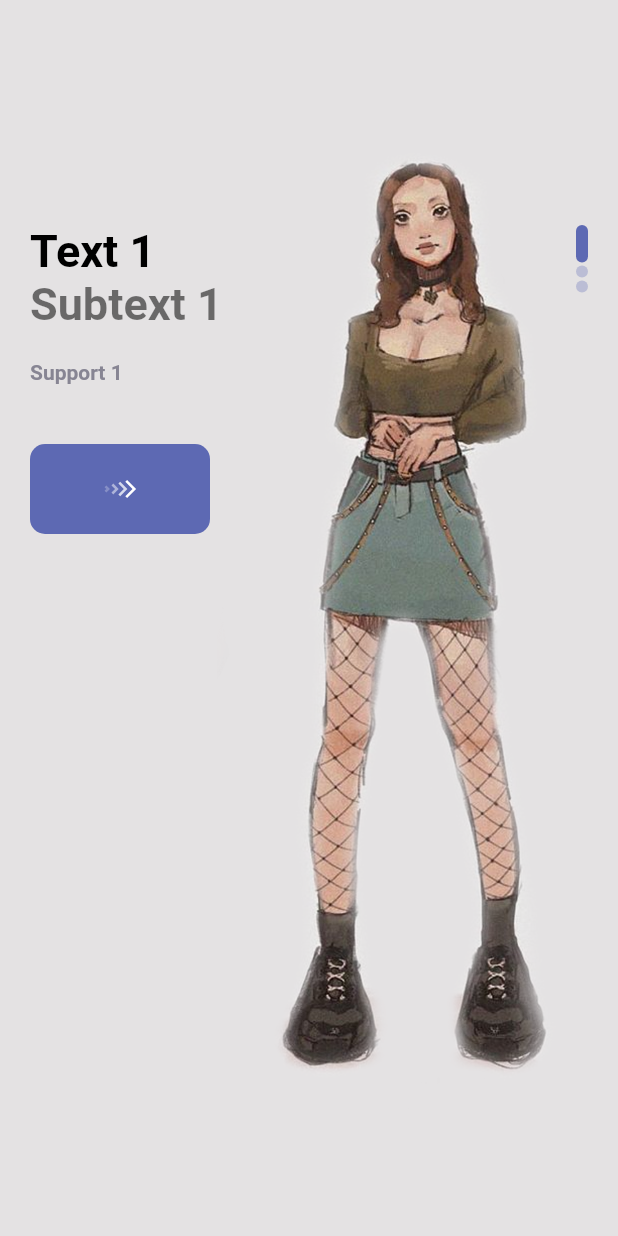
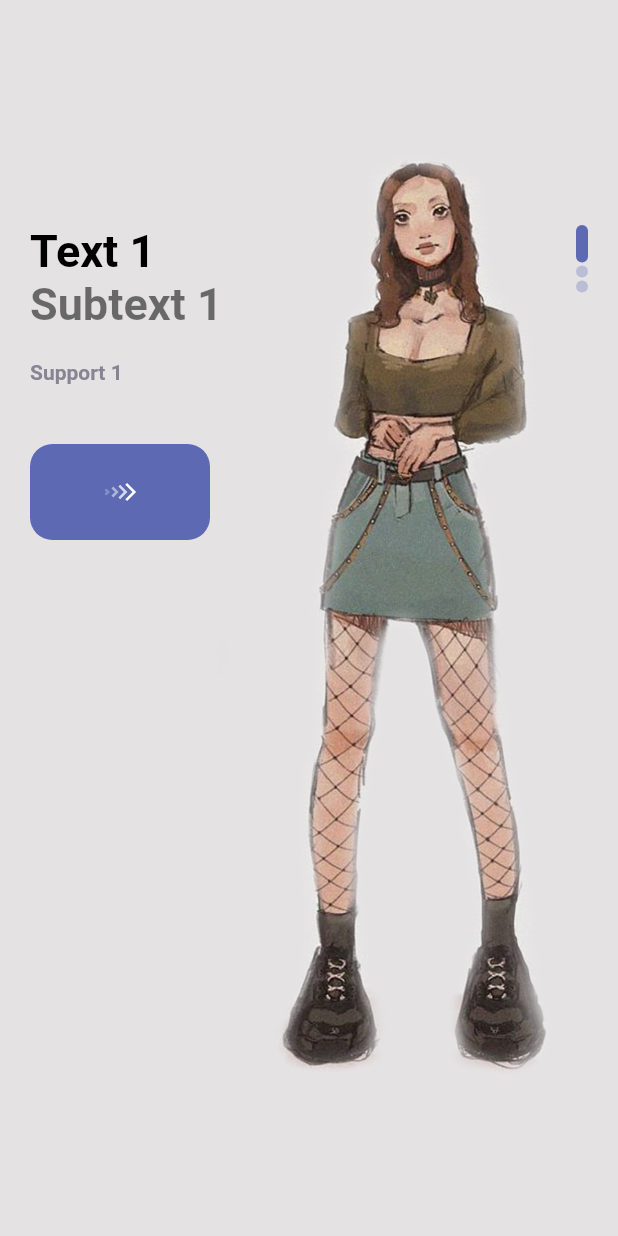
Before and after one commit to RealMcKing/e_commerce_app, a Flutter app: the WelcomePage screen opened directly, on a phone screen of 412 x 824 dp. Run offline on Flutter 3.47's test engine with Material 2 defaults, Android fonts, the phone set to English and light mode, and no system bars; our stand-ins replace flutter_svg.

Commit message:
Editing welcome page

```diff
--- a/lib/page/navpage/bar_item_page.dart
+++ b/lib/page/nav_page/bar_item_page/bar_item_page.dart
@@ -5,8 +5,6 @@ class BarItemPage extends StatelessWidget {
 
   @override
   Widget build(BuildContext context) {
-    return Container(
-      child: Center(child: Text('BarItemPage')),
-    );
+    return const Center(child: Text('Bar Item Page'));
   }
 }
--- a/lib/page/navpage/home_page/widgets/explore_text_widget.dart
+++ b/lib/page/nav_page/home_page/components/widgets/explore_text_widget.dart
@@ -1,8 +1,10 @@
 import 'package:flutter/cupertino.dart';
 import 'package:flutter/material.dart';
 
-import '../../../../colors.dart';
-import '../../../../widgets/app_text.dart';
+import '../../../../../colors.dart';
+import '../../../../../widgets/app_text.dart';
+
+
 
 class ExploreTextWidget extends StatelessWidget {
   List<dynamic> item = [];
--- a/lib/page/navpage/home_page/widgets/explorer_widget.dart
+++ b/lib/page/nav_page/home_page/components/widgets/explorer_widget.dart
@@ -1,8 +1,8 @@
 import 'package:flutter/material.dart';
 
-import '../../../../colors.dart';
-import '../../../../widgets/app_large_text.dart';
-import '../../../../widgets/app_text.dart';
+import '../../../../../colors.dart';
+import '../../../../../widgets/app_large_text.dart';
+import '../../../../../widgets/app_text.dart';
 
 class ExplorerWidget extends StatelessWidget {
   const ExplorerWidget({Key? key}) : super(key: key);
--- a/lib/page/navpage/my_page.dart
+++ b/lib/page/nav_page/my_page/my_page.dart
@@ -5,8 +5,6 @@ class MyPage extends StatelessWidget {
 
   @override
   Widget build(BuildContext context) {
-    return Container(
-      child: Center(child: Text('MyPage')),
-    );
+    return const Center(child: Text('My Page'));
   }
 }
--- a/lib/page/navpage/search_page.dart
+++ b/lib/page/nav_page/search_page/search_page.dart
@@ -5,8 +5,6 @@ class SearchPage extends StatelessWidget {
 
   @override
   Widget build(BuildContext context) {
-    return Container(
-      child: Center(child: Text('SearchPage')),
-    );
+    return const Center(child: Text('Search Page'));
   }
 }
--- a/lib/page/welcome_page/components/body.dart
+++ b/lib/page/welcome_page/components/body.dart
@@ -1,9 +1,10 @@
+import 'package:e_commerce_app/page/welcome_page/components/widgets/indicator_widget.dart';
 import 'package:flutter/cupertino.dart';
 
 import '../../../colors.dart';
 import '../../../widgets/app_large_text.dart';
 import '../../../widgets/app_text.dart';
-import '../../../widgets/responsive_button.dart';
+import 'widgets/button_widget.dart';
 
 class Body extends StatelessWidget {
   List<String> inform = [];
@@ -23,7 +24,7 @@ class Body extends StatelessWidget {
       decoration: BoxDecoration(
         image: DecorationImage(
           fit: BoxFit.cover,
-          image: AssetImage("assets/images/" + inform[0]),
+          image: AssetImage("assets/images/${inform[0]}"),
         ),
       ),
       child: Container(
@@ -38,31 +39,16 @@ class Body extends StatelessWidget {
                 AppText(text: inform[2], size: 30),
                 const SizedBox(height: 20),
                 SizedBox(
-                  width: 250,
-                  child: AppText(
-                      color: AppColors.textColor2, size: 14, text: inform[3]),
-                ),
+                    width: 250,
+                    child: AppText(
+                        color: AppColors.textColor2,
+                        size: 14,
+                        text: inform[3])),
                 const SizedBox(height: 40),
-                ResponsiveButton(
-                  width: 120,
-                )
+                const ButtonWidget()
               ],
             ),
-            Column(
-              children: List.generate(3, (indexDots) {
-                return Container(
-                  margin: EdgeInsets.only(bottom: 2),
-                  width: 8,
-                  height: index == indexDots ? 25 : 8,
-                  decoration: BoxDecoration(
-                    borderRadius: BorderRadius.circular(8),
-                    color: index == indexDots
-                        ? AppColors.mainColor
-                        : AppColors.mainColor.withOpacity(0.3),
-                  ),
-                );
-              }),
-            )
+            IndicatorWidget(index: index)
           ],
         ),
       ),
--- /dev/null
+++ b/lib/page/welcome_page/components/widgets/button_widget.dart
@@ -0,0 +1,35 @@
+import 'package:e_commerce_app/page/nav_page/main_page.dart';
+import 'package:flutter/material.dart';
+import 'package:flutter_svg/svg.dart';
+
+import '../../../../colors.dart';
+
+class ButtonWidget extends StatelessWidget {
+
+  const ButtonWidget({Key? key}) : super(key: key);
+
+  @override
+  Widget build(BuildContext context) {
+    return ElevatedButton(
+      onPressed: () {
+        Navigator.push(
+          context,
+          //TODO
+          MaterialPageRoute(builder: (context) => const MainPage()),
+        );
+      },
+      style: ElevatedButton.styleFrom(
+          elevation: 0,
+          primary: AppColors.mainColor,
+          shape:
+              RoundedRectangleBorder(borderRadius: BorderRadius.circular(15.0)),
+          fixedSize: const Size(120, 64)),
+      child: Row(
+        mainAxisAlignment: MainAxisAlignment.center,
+        children: [
+          SvgPicture.asset("assets/icons/arrow.svg", height: 24, width: 24)
+        ],
+      ),
+    );
+  }
+}
--- /dev/null
+++ b/lib/page/welcome_page/components/widgets/indicator_widget.dart
@@ -0,0 +1,27 @@
+import 'package:flutter/cupertino.dart';
+
+import '../../../../colors.dart';
+
+class IndicatorWidget extends StatelessWidget {
+  int index;
+  IndicatorWidget({Key? key, required this.index}) : super(key: key);
+
+  @override
+  Widget build(BuildContext context) {
+    return             Column(
+      children: List.generate(3, (indexDots) {
+        return Container(
+          margin: const EdgeInsets.only(bottom: 2),
+          width: 8,
+          height: index == indexDots ? 25 : 8,
+          decoration: BoxDecoration(
+            borderRadius: BorderRadius.circular(8),
+            color: index == indexDots
+                ? AppColors.mainColor
+                : AppColors.mainColor.withOpacity(0.3),
+          ),
+        );
+      }),
+    );
+  }
+}
```
Also changed, not shown: lib/main.dart (+17 -5 lines), lib/page/detail_page/detail_page.dart (added, +192 -0 lines), lib/page/nav_page/home_page/home_page.dart (renamed from lib/page/navpage/home_page/home_page.dart, +10 -10 lines), lib/page/nav_page/main_page.dart (renamed from lib/page/navpage/main_page.dart, +8 -9 lines), lib/widgets/app_buttons.dart (added, +43 -0 lines), lib/widgets/like_button_widget.dart (added, +29 -0 lines), lib/widgets/responsive_button.dart (+26 -8 lines), lib/page/nav_page/home_page/components/widgets/tab_bar_view_widget.dart (renamed from lib/page/navpage/home_page/widgets/tab_bar_view_widget.dart), lib/page/nav_page/home_page/components/widgets/top_app_bar_widget.dart (renamed from lib/page/navpage/home_page/widgets/top_app_bar_widget.dart).
